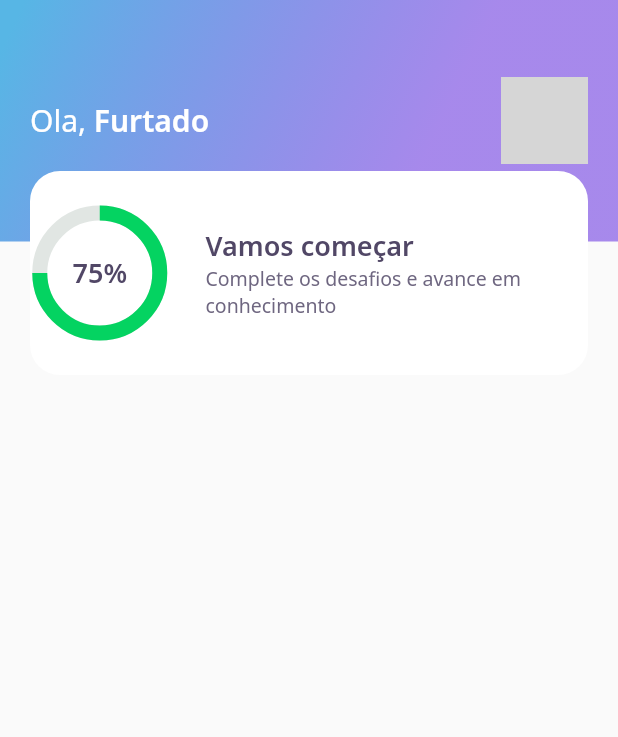
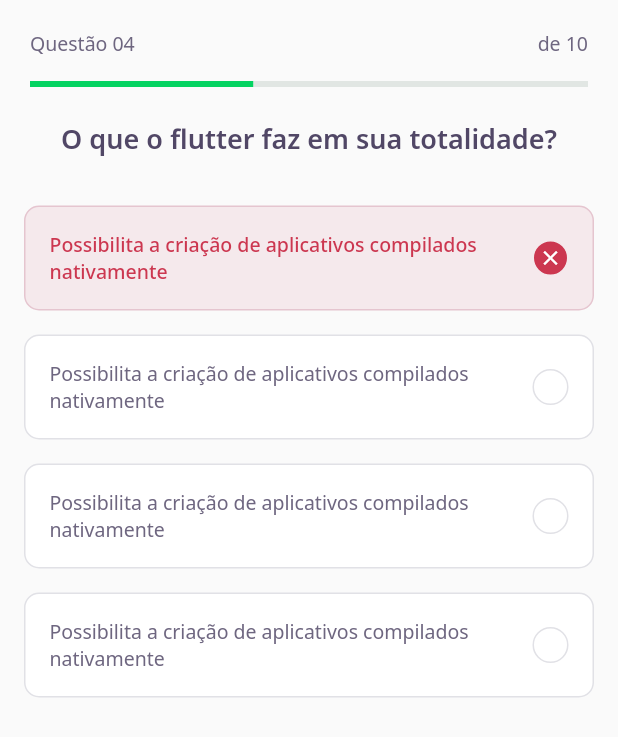
Before and after one commit to furtado3g/devquiz, a Flutter app: the screen it shows after launch, on a phone screen of 412 x 824 dp. Shown: the top 737 px of the screen. Run offline on Flutter 3.47's test engine with Material 2 defaults, Android fonts, the phone set to English and light mode, and no system bars; our stand-ins replace google_fonts; grey boxes are pictures that could not be loaded.

Commit message:
Aula 02 nlw 5 trilha flutter

```diff
--- /dev/null
+++ b/lib/chalenge/chalenge_page.dart
@@ -0,0 +1,27 @@
+import 'package:DevQuiz/chalenge/widgets/questionIndicator/question_indicartor_widget.dart';
+import 'package:DevQuiz/chalenge/widgets/quiz/quiz_widget.dart';
+import 'package:flutter/material.dart';
+
+class ChalengePage extends StatefulWidget {
+  ChalengePage({Key? key}) : super(key: key);
+
+  @override
+  _ChalengePageState createState() => _ChalengePageState();
+}
+
+class _ChalengePageState extends State<ChalengePage> {
+  @override
+  Widget build(BuildContext context) {
+    return Container(
+      child: Scaffold(
+        appBar: PreferredSize(
+          preferredSize: Size.fromHeight(80),
+          child: SafeArea(
+            child: QuestionIndicatorWidget(),
+          ),
+        ),
+        body: QuizWidget(title: "O que o flutter faz em sua totalidade?",),
+      ),
+    );
+  }
+}
--- /dev/null
+++ b/lib/chalenge/widgets/awnser/awnser_indicator.dart
@@ -0,0 +1,80 @@
+import 'package:DevQuiz/core/app_colors.dart';
+import 'package:DevQuiz/core/app_text_styles.dart';
+import 'package:flutter/material.dart';
+
+class AwnserWidget extends StatelessWidget {
+  final String text;
+  final bool isRight;
+  final bool isSelected;
+  const AwnserWidget(
+      {Key? key,
+      required this.text,
+      this.isRight = false,
+      this.isSelected = false})
+      : super(key: key);
+
+  Color get _selectedColorRight =>
+      isRight ? AppColors.darkGreen : AppColors.darkRed;
+
+  Color get _selectedBorderRight =>
+      isRight ? AppColors.lightGreen : AppColors.lightRed;
+
+  Color get _selectedColorCardRight =>
+      isRight ? AppColors.lightGreen : AppColors.lightRed;
+
+  Color get _selectedBorderCardRight =>
+      isRight ? AppColors.green : AppColors.red;
+
+  TextStyle get _selectedTextStyleRight =>
+      isRight ? AppTextStyles.bodyDarkGreen : AppTextStyles.bodyDarkRed;
+
+  IconData get _selectedIconRight => isRight ? Icons.check : Icons.close;
+
+  @override
+  Widget build(BuildContext context) {
+    return Padding(
+      padding: const EdgeInsets.symmetric(horizontal: 16,vertical: 8),
+      child: Container(
+        padding: EdgeInsets.all(16),
+        decoration: BoxDecoration(
+            borderRadius: BorderRadius.circular(10),
+            border: Border.fromBorderSide(
+              BorderSide(
+                  color:
+                      isSelected ? _selectedBorderCardRight : AppColors.border),
+            ),
+            color: isSelected ? _selectedColorCardRight : AppColors.white),
+        child: Row(
+          mainAxisAlignment: MainAxisAlignment.spaceBetween,
+          children: [
+            Expanded(
+              child: Text(
+                text,
+                style:
+                    isSelected ? _selectedTextStyleRight : AppTextStyles.body,
+              ),
+            ),
+            Container(
+              width: 24,
+              height: 24,
+              decoration: BoxDecoration(
+                color: isSelected ? _selectedColorRight : AppColors.white,
+                borderRadius: BorderRadius.circular(500),
+                border: Border.fromBorderSide(
+                  BorderSide(
+                      color:
+                          isSelected ? _selectedBorderRight : AppColors.border),
+                ),
+              ),
+              child: Icon(
+                isSelected ? _selectedIconRight : null,
+                size: 16,
+                color: Colors.white,
+              ),
+            )
+          ],
+        ),
+      ),
+    );
+  }
+}
--- /dev/null
+++ b/lib/chalenge/widgets/questionIndicator/question_indicartor_widget.dart
@@ -0,0 +1,37 @@
+import 'package:DevQuiz/core/core.dart';
+import 'package:DevQuiz/shared/widgets/progressIndicator/progress_indicator_widget.dart';
+import 'package:flutter/material.dart';
+
+class QuestionIndicatorWidget extends StatelessWidget {
+  const QuestionIndicatorWidget({Key? key}) : super(key: key);
+
+  @override
+  Widget build(BuildContext context) {
+    return Padding(
+      padding: const EdgeInsets.all(20),
+      child: Container(
+        child: Column(
+          children: [
+            Row(
+              mainAxisAlignment: MainAxisAlignment.spaceBetween,
+              children: [
+                Text(
+                  "Questão 04",
+                  style: AppTextStyles.body,
+                ),
+                Text(
+                  " de 10",
+                  style: AppTextStyles.body,
+                ),
+              ],
+            ),
+            SizedBox(
+              height: 16,
+            ),
+            ProgressIndicatorWidget(value: 0.4)
+          ],
+        ),
+      ),
+    );
+  }
+}
--- /dev/null
+++ b/lib/chalenge/widgets/quiz/quiz_widget.dart
@@ -0,0 +1,39 @@
+import 'package:DevQuiz/chalenge/widgets/awnser/awnser_indicator.dart';
+import 'package:DevQuiz/core/app_text_styles.dart';
+import 'package:flutter/material.dart';
+
+class QuizWidget extends StatelessWidget {
+  final String title;
+  const QuizWidget({Key? key, required this.title}) : super(key: key);
+
+  @override
+  Widget build(BuildContext context) {
+    return Container(
+      child: Column(
+        children: [
+          Text(
+            title,
+            style: AppTextStyles.heading,
+          ),
+          SizedBox(
+            height: 24,
+          ),
+          AwnserWidget(
+            text: "Possibilita a criação de aplicativos compilados nativamente",
+            isRight: false,
+            isSelected: true,
+          ),
+          AwnserWidget(
+            text: "Possibilita a criação de aplicativos compilados nativamente",
+          ),
+          AwnserWidget(
+            text: "Possibilita a criação de aplicativos compilados nativamente",
+          ),
+          AwnserWidget(
+            text: "Possibilita a criação de aplicativos compilados nativamente",
+          )
+        ],
+      ),
+    );
+  }
+}
--- a/lib/core/app_widget.dart
+++ b/lib/core/app_widget.dart
@@ -1,3 +1,4 @@
+import 'package:DevQuiz/chalenge/chalenge_page.dart';
 import 'package:DevQuiz/home/home_page.dart';
 import 'package:DevQuiz/splash/splash_page.dart';
 import 'package:flutter/material.dart';
@@ -8,7 +9,7 @@ class AppWidget extends StatelessWidget {
   Widget build(BuildContext context) {
     return MaterialApp(
       title: "DevQuiz",
-      home: HomePage(),
+      home: ChalengePage(),
     );
   }
 }
--- a/lib/home/widget/scorecard/score_card_widget.dart
+++ b/lib/home/widget/scorecard/score_card_widget.dart
@@ -14,6 +14,8 @@ class ScoreCardWidget extends StatelessWidget {
         decoration: BoxDecoration(
             color: AppColors.white, borderRadius: BorderRadius.circular(20)),
         height: 136,
+        child: Padding(
+          padding: const EdgeInsets.all(24),
           child: Row(
             crossAxisAlignment: CrossAxisAlignment.center,
             children: [
@@ -42,6 +44,7 @@ class ScoreCardWidget extends StatelessWidget {
             ],
           ),
         ),
+      ),
     );
   }
 }
--- /dev/null
+++ b/lib/shared/widgets/progressIndicator/progress_indicator_widget.dart
@@ -0,0 +1,20 @@
+import 'package:DevQuiz/core/core.dart';
+import 'package:flutter/material.dart';
+
+class ProgressIndicatorWidget extends StatelessWidget {
+  final double value;
+  const ProgressIndicatorWidget({Key? key, required this.value }) : super(key: key);
+
+  @override
+  Widget build(BuildContext context) {
+    return Container(
+      child: LinearProgressIndicator(
+        value: value,
+        backgroundColor: AppColors.chartSecondary,
+        valueColor: AlwaysStoppedAnimation<Color>(
+          AppColors.chartPrimary,
+        ),
+      ),
+    );
+  }
+}
```
Also changed, not shown: lib/home/home_page.dart (+43 -0 lines), lib/home/widget/levelButton/level_button_widget.dart (added, +60 -0 lines), lib/home/widget/quizCard/quiz_card_widget.dart (added, +60 -0 lines). Lines whose indentation alone changed are shown as unchanged.
